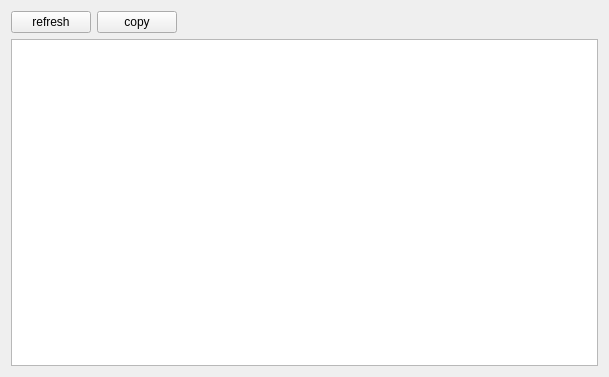
Old version of the form queryhistorywidget.ui in the repository mugiseyebrows/mugi-query.
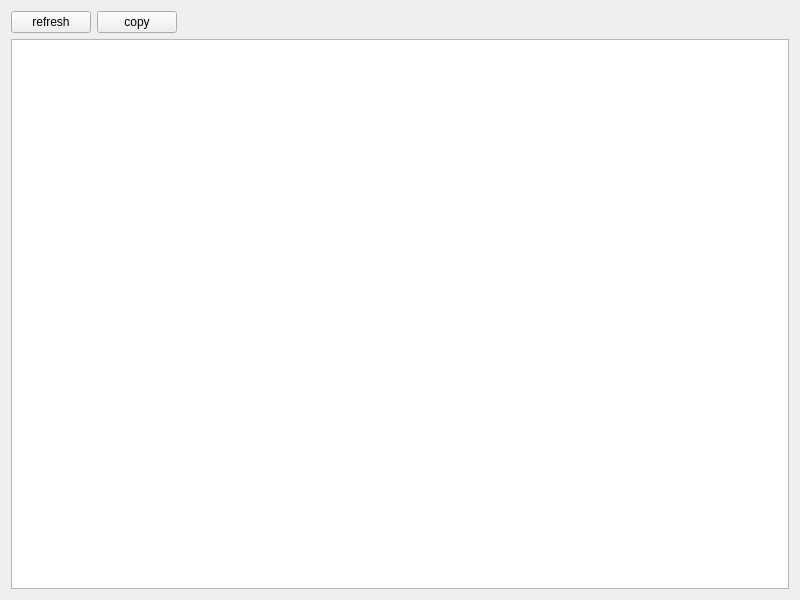
New version of the form.

```diff
--- a/queryhistorywidget.ui
+++ b/queryhistorywidget.ui
@@ -6,8 +6,8 @@
    <rect>
     <x>0</x>
     <y>0</y>
-    <width>609</width>
-    <height>377</height>
+    <width>800</width>
+    <height>600</height>
    </rect>
   </property>
   <property name="windowTitle">
```
Left out of the diff: 2 changed lines with no effect on the pictures.
